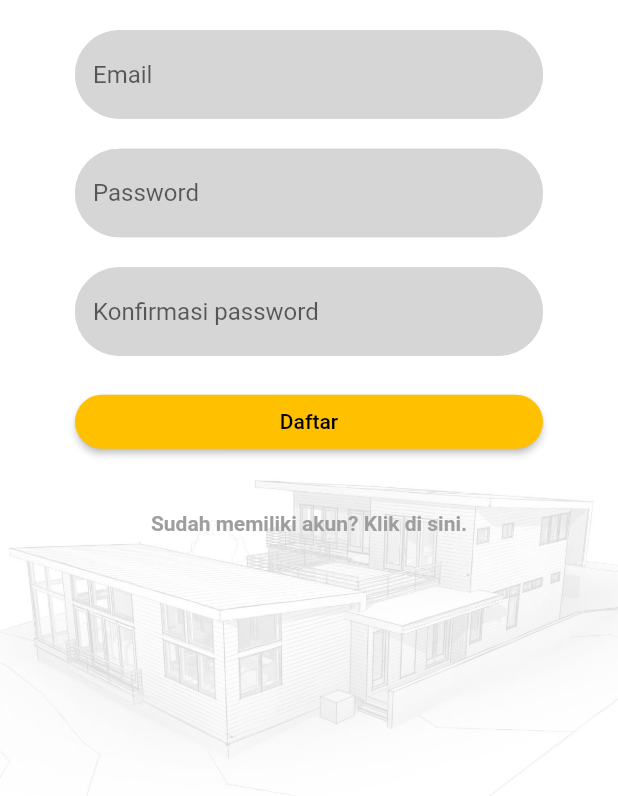
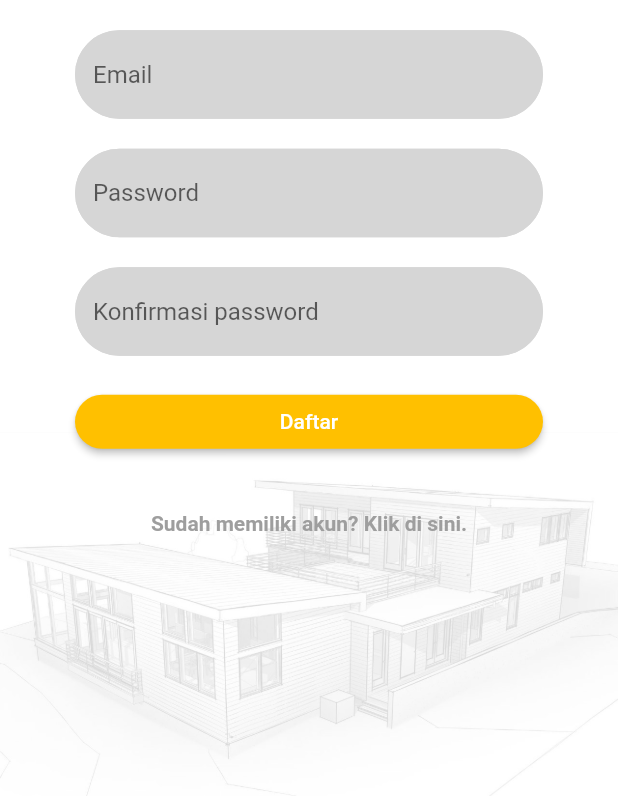
Before and after one commit to qisashasanudin/bangunin_id, a Flutter app: the screen it shows after launch, after a tap on "Masuk", after a tap on "Belum memiliki akun? Klik di sini.", on a phone screen of 412 x 824 dp, the part 440-1236 px from its top. Run offline on Flutter 3.47's test engine with Material 2 defaults, Android fonts, the phone set to English and light mode, and no system bars; our stand-ins replace cloud_firestore, firebase_auth, flutter_spinkit; accounts and stored records are empty.

Commit message:
code optimizations

```diff
--- a/lib/screens/authenticate/register.dart
+++ b/lib/screens/authenticate/register.dart
@@ -31,17 +31,12 @@ class _RegisterState extends State<Register> {
       return Loading();
     } else {
       return AnnotatedRegion<SystemUiOverlayStyle>(
-        value: SystemUiOverlayStyle(
-          statusBarColor: Colors.transparent,
-          statusBarIconBrightness: Brightness.dark,
-          systemNavigationBarColor: Colors.transparent,
-          systemNavigationBarIconBrightness: Brightness.dark,
-        ),
+        value: transparentAppbar(),
         child: Scaffold(
           extendBodyBehindAppBar: true,
-          backgroundColor: Colors.white,
+          backgroundColor: AppColors().accent1,
           body: Container(
-            decoration: authBackground,
+            decoration: authBground(),
             padding: EdgeInsets.symmetric(vertical: 20.0, horizontal: 50.0),
             child: Center(
               child: SingleChildScrollView(
@@ -49,11 +44,11 @@ class _RegisterState extends State<Register> {
                   key: _formKey,
                   child: Column(
                     children: <Widget>[
-                      logo,
+                      authLogo(),
                       SizedBox(height: 20.0),
                       TextFormField(
                         decoration:
-                            textInputDecoration.copyWith(hintText: 'Email'),
+                            inputBoxBorder().copyWith(hintText: 'Email'),
                         validator: (val) => (val.isEmpty | !val.contains('@'))
                             ? 'Masukkan email yang valid'
                             : null,
@@ -64,7 +59,7 @@ class _RegisterState extends State<Register> {
                       SizedBox(height: 20.0),
                       TextFormField(
                         decoration:
-                            textInputDecoration.copyWith(hintText: 'Password'),
+                            inputBoxBorder().copyWith(hintText: 'Password'),
                         obscureText: true,
                         validator: (val) => val.length < 6
                             ? 'Masukkan password (6 huruf atau lebih)'
@@ -75,8 +70,8 @@ class _RegisterState extends State<Register> {
                       ),
                       SizedBox(height: 20.0),
                       TextFormField(
-                        decoration: textInputDecoration.copyWith(
-                            hintText: 'Konfirmasi password'),
+                        decoration: inputBoxBorder()
+                            .copyWith(hintText: 'Konfirmasi password'),
                         obscureText: true,
                         validator: (val) => val != password
                             ? 'Kedua password harus sama'
@@ -89,10 +84,10 @@ class _RegisterState extends State<Register> {
                           shape: RoundedRectangleBorder(
                             borderRadius: BorderRadius.circular(20.0),
                           ),
-                          color: Color(0xffffc000),
+                          color: AppColors().primary,
                           child: Text(
                             'Daftar',
-                            style: TextStyle(color: Colors.black),
+                            style: TextStyle(color: AppColors().accent1),
                           ),
                           onPressed: () async {
                             if (_formKey.currentState.validate()) {
@@ -121,7 +116,7 @@ class _RegisterState extends State<Register> {
                           child: Text(
                             'Sudah memiliki akun? Klik di sini.',
                             style: TextStyle(
-                              color: Colors.grey,
+                              color: AppColors().accent2,
                               fontWeight: FontWeight.bold,
                             ),
                           ),
--- a/lib/screens/authenticate/sign_in.dart
+++ b/lib/screens/authenticate/sign_in.dart
@@ -30,17 +30,12 @@ class _SignInState extends State<SignIn> {
       return Loading();
     } else {
       return AnnotatedRegion<SystemUiOverlayStyle>(
-        value: SystemUiOverlayStyle(
-          statusBarColor: Colors.transparent,
-          statusBarIconBrightness: Brightness.dark,
-          systemNavigationBarColor: Colors.transparent,
-          systemNavigationBarIconBrightness: Brightness.dark,
-        ),
+        value: transparentAppbar(),
         child: Scaffold(
           extendBodyBehindAppBar: true,
-          backgroundColor: Colors.white,
+          backgroundColor: AppColors().accent1,
           body: Container(
-            decoration: authBackground,
+            decoration: authBground(),
             padding: EdgeInsets.symmetric(vertical: 20.0, horizontal: 50.0),
             child: Center(
               child: SingleChildScrollView(
@@ -48,11 +43,11 @@ class _SignInState extends State<SignIn> {
                   key: _formKey,
                   child: Column(
                     children: <Widget>[
-                      logo,
+                      authLogo(),
                       SizedBox(height: 20.0),
                       TextFormField(
                         decoration:
-                            textInputDecoration.copyWith(hintText: 'Email'),
+                            inputBoxBorder().copyWith(hintText: 'email'),
                         validator: (val) => (val.isEmpty | !val.contains('@'))
                             ? 'Masukkan email yang valid'
                             : null,
@@ -63,7 +58,7 @@ class _SignInState extends State<SignIn> {
                       SizedBox(height: 20.0),
                       TextFormField(
                         decoration:
-                            textInputDecoration.copyWith(hintText: 'Password'),
+                            inputBoxBorder().copyWith(hintText: 'Password'),
                         obscureText: true,
                         validator: (val) => val.length < 6
                             ? 'Masukkan password (6 huruf atau lebih)'
@@ -79,7 +74,7 @@ class _SignInState extends State<SignIn> {
                           child: Text(
                             'Lupa password?',
                             style: TextStyle(
-                              color: Colors.grey,
+                              color: AppColors().accent2,
                               fontWeight: FontWeight.bold,
                             ),
                           ),
@@ -95,10 +90,10 @@ class _SignInState extends State<SignIn> {
                           shape: RoundedRectangleBorder(
                             borderRadius: BorderRadius.circular(20.0),
                           ),
-                          color: Color(0xffffc000),
+                          color: AppColors().primary,
                           child: Text(
                             'Masuk',
-                            style: TextStyle(color: Colors.black),
+                            style: TextStyle(color: AppColors().accent1),
                           ),
                           onPressed: () async {
                             if (_formKey.currentState.validate()) {
@@ -128,7 +123,7 @@ class _SignInState extends State<SignIn> {
                           child: Text(
                             'Belum memiliki akun? Klik di sini.',
                             style: TextStyle(
-                              color: Colors.grey,
+                              color: AppColors().accent2,
                               fontWeight: FontWeight.bold,
                             ),
                           ),
--- a/lib/screens/home/home.dart
+++ b/lib/screens/home/home.dart
@@ -1,3 +1,4 @@
+import 'package:bangunin_id/shared/decorations.dart';
 import 'package:flutter/material.dart';
 import 'package:bangunin_id/services/auth.dart';
 
@@ -7,7 +8,7 @@ class Home extends StatelessWidget {
   @override
   Widget build(BuildContext context) {
     return Scaffold(
-      backgroundColor: Color(0xffffc000),
+      backgroundColor: AppColors().primary,
       appBar: AppBar(
         title: Text('Profile'),
         backgroundColor: Colors.transparent,
@@ -15,8 +16,8 @@ class Home extends StatelessWidget {
         elevation: 0.0,
         actions: <Widget>[
           FlatButton.icon(
-            icon: Icon(Icons.logout, color: Colors.white),
-            label: Text('Keluar', style: TextStyle(color: Colors.white)),
+            icon: Icon(Icons.logout, color: AppColors().accent1),
+            label: Text('Keluar', style: TextStyle(color: AppColors().accent1)),
             onPressed: () async {
               await _auth.signOut();
             },
--- a/lib/shared/decorations.dart
+++ b/lib/shared/decorations.dart
@@ -1,27 +1,26 @@
 import 'package:flutter/material.dart';
+import 'package:flutter/services.dart';
 
-var textInputDecoration = InputDecoration(
-  fillColor: Colors.grey[350],
-  filled: true,
-  enabledBorder: OutlineInputBorder(
-    borderSide: BorderSide(color: Colors.grey[350], width: 3.0),
-    borderRadius: BorderRadius.circular(100),
-  ),
-  focusedBorder: OutlineInputBorder(
-    borderSide: BorderSide(color: Colors.yellow[700], width: 3.0),
-    borderRadius: BorderRadius.circular(100),
-  ),
-  errorBorder: OutlineInputBorder(
-    borderSide: BorderSide(color: Colors.red, width: 3.0),
-    borderRadius: BorderRadius.circular(100),
-  ),
-  focusedErrorBorder: OutlineInputBorder(
-    borderSide: BorderSide(color: Colors.yellow[700], width: 3.0),
-    borderRadius: BorderRadius.circular(100),
-  ),
+class AppColors {
+  final primary = const Color(0xffffc000);
+  final accent1 = Colors.white;
+  final accent2 = Colors.grey;
+  final accent3 = Colors.black;
+
+  const AppColors();
+}
+
+SystemUiOverlayStyle transparentAppbar() {
+  return SystemUiOverlayStyle(
+    statusBarColor: Colors.transparent,
+    statusBarIconBrightness: Brightness.dark,
+    systemNavigationBarColor: Colors.transparent,
+    systemNavigationBarIconBrightness: Brightness.dark,
   );
+}
 
-var logo = ClipRRect(
+ClipRRect authLogo() {
+  return ClipRRect(
     borderRadius: BorderRadius.circular(16.0),
     child: Image.asset(
       "assets/img/logo.jpg",
@@ -30,12 +29,38 @@ var logo = ClipRRect(
       fit: BoxFit.fill,
     ),
   );
+}
 
-var authBackground = BoxDecoration(
+BoxDecoration authBground() {
+  return BoxDecoration(
     image: DecorationImage(
       alignment: Alignment.bottomCenter,
       image: AssetImage('assets/img/auth_bg.jpg'),
-    colorFilter:
-        new ColorFilter.mode(Colors.black.withOpacity(0.4), BlendMode.dstATop),
+      colorFilter: new ColorFilter.mode(
+          Colors.black.withOpacity(0.4), BlendMode.dstATop),
     ),
   );
+}
+
+InputDecoration inputBoxBorder() {
+  return InputDecoration(
+    fillColor: Colors.grey[350],
+    filled: true,
+    enabledBorder: OutlineInputBorder(
+      borderSide: BorderSide(color: Colors.grey[350], width: 3.0),
+      borderRadius: BorderRadius.circular(100),
+    ),
+    focusedBorder: OutlineInputBorder(
+      borderSide: BorderSide(color: AppColors().primary, width: 3.0),
+      borderRadius: BorderRadius.circular(100),
+    ),
+    errorBorder: OutlineInputBorder(
+      borderSide: BorderSide(color: Colors.red, width: 3.0),
+      borderRadius: BorderRadius.circular(100),
+    ),
+    focusedErrorBorder: OutlineInputBorder(
+      borderSide: BorderSide(color: AppColors().primary, width: 3.0),
+      borderRadius: BorderRadius.circular(100),
+    ),
+  );
+}
```
Also changed, not shown: 18 other files. Lines whose indentation alone changed are shown as unchanged.
